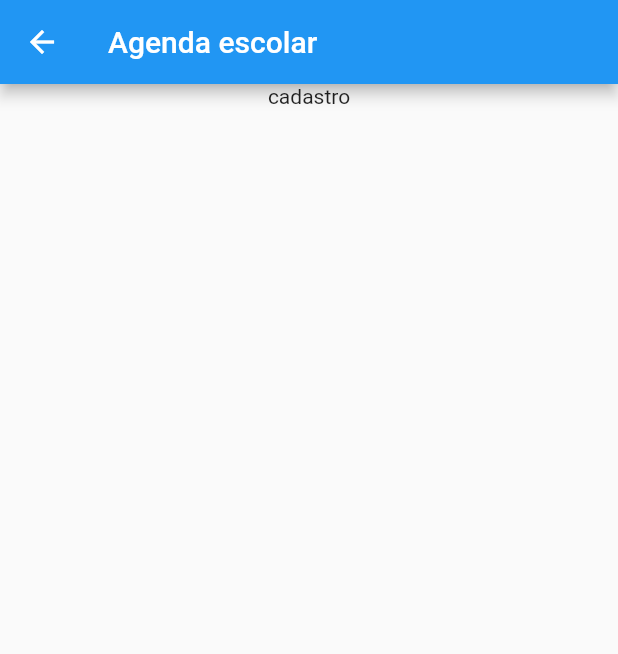
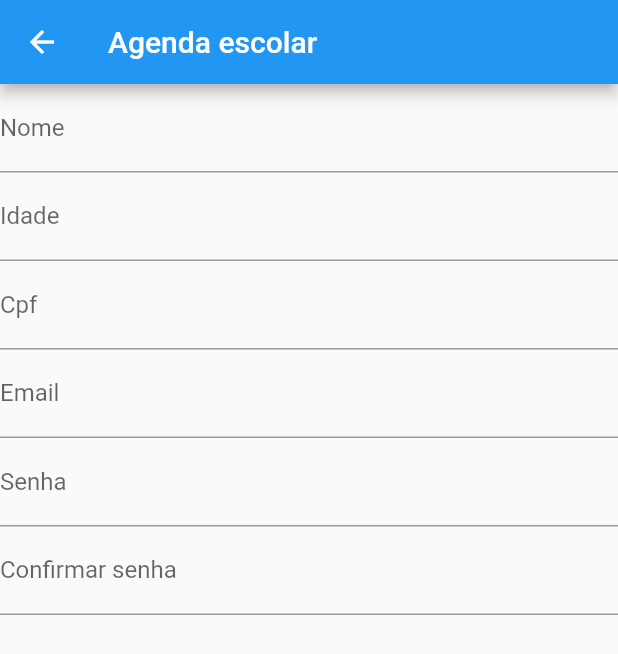
Before and after one commit to yagobrandalise/AgendaEscolar, a Flutter app: the RegisterScreen screen opened directly, on a phone screen of 412 x 824 dp. Shown: the top 654 px of the screen. Run offline on Flutter 3.47's test engine with Material 2 defaults, Android fonts, the phone set to English and light mode, and no system bars.

Commit message:
Adicionado campos para digitar

```diff
--- a/lib/register_screen.dart
+++ b/lib/register_screen.dart
@@ -11,10 +11,44 @@ class RegisterScreen extends StatelessWidget {
       ),
       body: Column(
         children: <Widget>[
-          Center(
-            child: Text(
-              'cadastro',
+          TextField(
+            decoration: InputDecoration(
+              labelText: 'Nome',
             ),
+          ),
+          TextField(
+            decoration: InputDecoration(
+              labelText: 'Idade',
+            ),
+            keyboardType: TextInputType.numberWithOptions(
+              decimal: false,
+            ),
+          ),
+          TextField(
+            decoration: InputDecoration(
+              labelText: 'Cpf',
+            ),
+            keyboardType: TextInputType.numberWithOptions(
+              decimal: false,
+            ),
+          ),
+          TextField(
+            decoration: InputDecoration(
+              labelText: 'Email',
+            ),
+            keyboardType: TextInputType.emailAddress,
+          ),
+          TextField(
+            decoration: InputDecoration(
+              labelText: 'Senha',
+            ),
+            obscureText: true,
+          ),
+          TextField(
+            decoration: InputDecoration(
+              labelText: 'Confirmar senha',
+            ),
+            obscureText: true,
           ),
         ],
       ),
```
